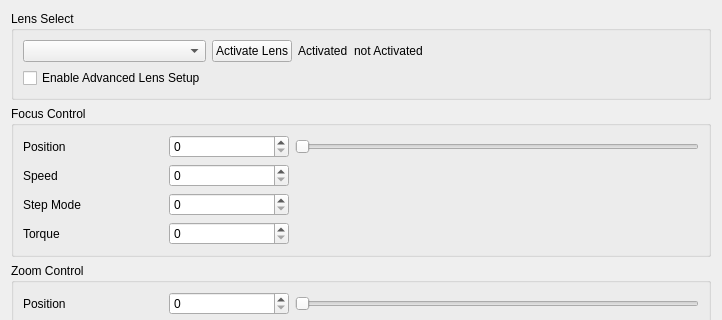
KAYA-Instruments/SDI-Control-Point, file dct_widgets/lensdriverbox/lensdriverbox.ui: the form before one commit; both pictures show x 0 to 722 and y 0 to 320 of the 722 by 983 pixel window.
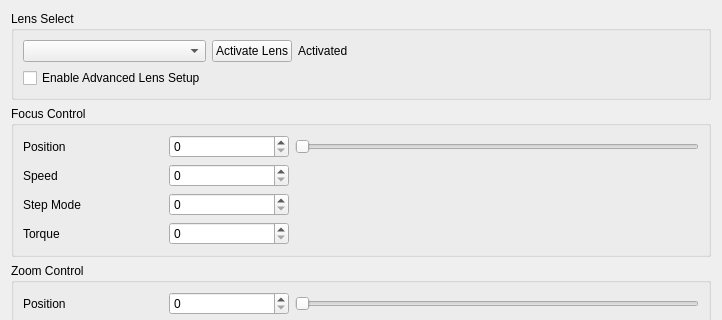
The form after the commit.

Commit message: changed activated label to use settext fuction, added lens driver resync function to x-bow device, changed failure handling for devices who not support lens driver functionality

Diff of the .ui file:
```diff
--- a/dct_widgets/lensdriverbox/lensdriverbox.ui
+++ b/dct_widgets/lensdriverbox/lensdriverbox.ui
@@ -48,13 +48,6 @@
        <widget class="QComboBox" name="cbxLensProfile"/>
       </item>
       <item row="0" column="3">
-       <widget class="QLabel" name="lblLensNotActivated">
-        <property name="text">
-         <string>not Activated</string>
-        </property>
-       </widget>
-      </item>
-      <item row="0" column="4">
        <spacer name="horizontalSpacer">
         <property name="orientation">
          <enum>Qt::Horizontal</enum>
```
Left out of the diff: 20 changed lines with no effect on the pictures. The commit also changes 4 other files.
